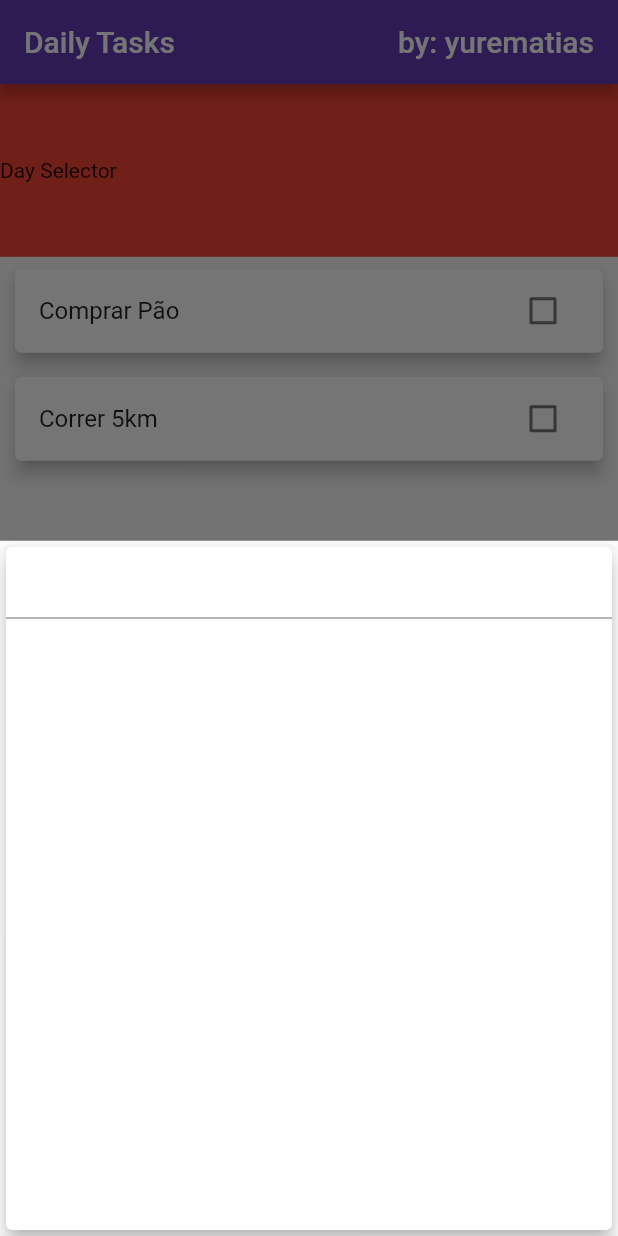
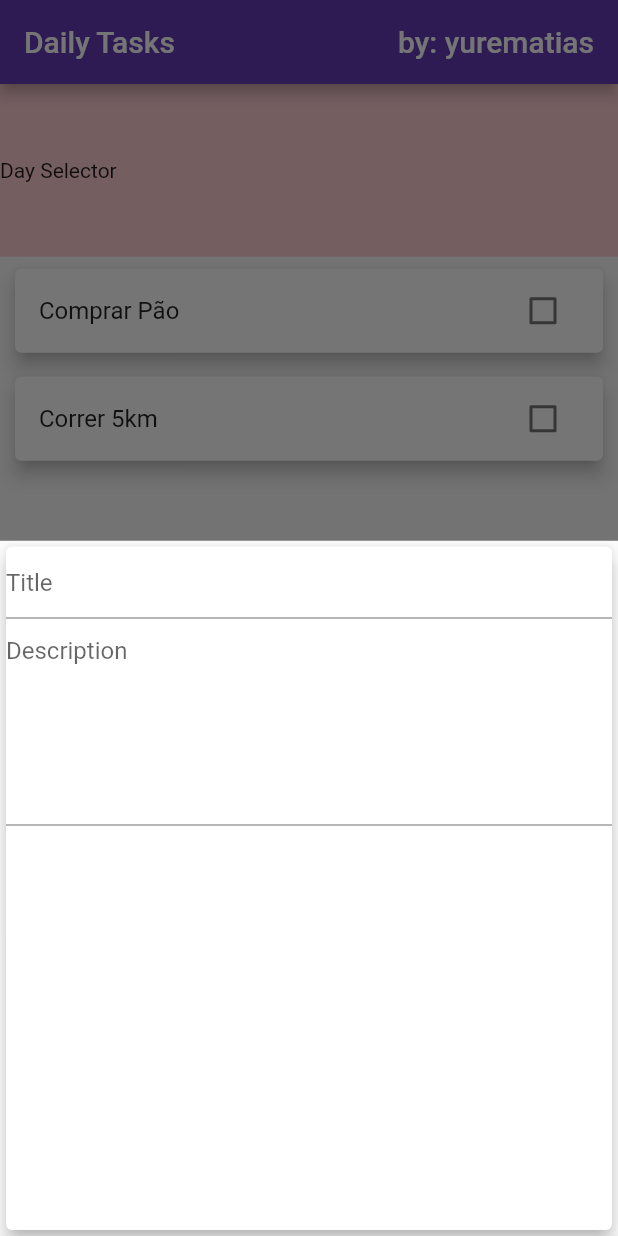
Before and after one commit to yuredev/daily-tasks-app, a Flutter app: the screen it shows after launch, after a tap on the "add" icon, on a phone screen of 412 x 824 dp. Run offline on Flutter 3.47's test engine with Material 2 defaults, Android fonts, the phone set to English and light mode, and no system bars.

Commit message:
widgets added

```diff
--- /dev/null
+++ b/lib/widgets/adaptative/adaptative_date_picker.dart
@@ -0,0 +1,8 @@
+import 'package:flutter/material.dart';
+
+class AdaptativeDatePicker extends StatelessWidget {
+  @override
+  Widget build(BuildContext context) {
+    return Container();
+  }
+}
--- a/lib/widgets/adaptative/adaptative_text_field.dart
+++ b/lib/widgets/adaptative/adaptative_text_field.dart
@@ -8,12 +8,14 @@ class AdaptativeTextField extends StatelessWidget {
   final TextEditingController controller;
   final TextInputType textInputType;
   final void Function() onSubmit;
+  final int maxLines;
 
   AdaptativeTextField({
     @required this.fieldName,
     @required this.controller,
     this.textInputType,
     this.onSubmit,
+    this.maxLines = 1,
   });
 
   @override
@@ -21,12 +23,14 @@ class AdaptativeTextField extends StatelessWidget {
     return Platform.isAndroid ? TextField(
       controller: this.controller,
       keyboardType: this.textInputType,
+      maxLines: this.maxLines,
       decoration: InputDecoration(
-        labelText: this.fieldName,
+        hintText: this.fieldName,
       ),
     ) : CupertinoTextField(
       controller: this.controller,
       placeholder: this.fieldName,
+      maxLines: this.maxLines,
       keyboardType: this.textInputType,
     );
   }
--- a/lib/widgets/day_selector.dart
+++ b/lib/widgets/day_selector.dart
@@ -4,7 +4,7 @@ class DaySelector extends StatelessWidget {
   @override
   Widget build(BuildContext context) {
     return Container(
-      color: Colors.red,
+      color: Colors.red[100],
       child: Row(
         children: [
           Text('Day Selector'),
--- a/lib/widgets/tasks_form.dart
+++ b/lib/widgets/tasks_form.dart
@@ -17,7 +17,20 @@ class _TasksFormState extends State<TasksForm> {
       elevation: 5,
       child: Column(
         children: [
-          AdaptativeTextField(),
+          AdaptativeTextField(
+            fieldName: 'Title',
+            controller: this.taskTitle,
+            textInputType: TextInputType.numberWithOptions(
+              decimal: true,
+            ),
+          ),
+          AdaptativeTextField(
+            fieldName: 'Description',
+            controller: this.taskDescription,
+            textInputType: TextInputType.text,
+            maxLines: 6,
+          ),
+
         ],
       ),
     );
```
